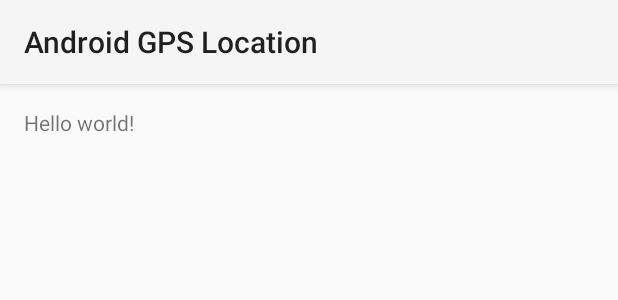
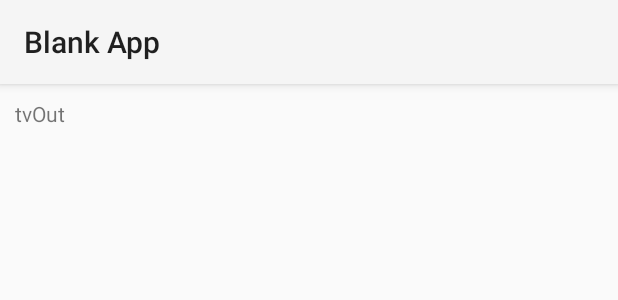
Before and after one commit to derekkier/AndroidReference, an Android app: the layout activity_main.xml on its own in the app's theme, with its tools: preview values and no code run, on a phone screen of 412 x 824 dp. Shown: the top 300 px of the screen. Run offline under Robolectric (Android 15) with nearby library versions, the phone set to English and light mode, and no system bars.

Commit message:
Added clean slate modifications

```diff
--- a/app/src/main/AndroidManifest.xml
+++ b/app/src/main/AndroidManifest.xml
@@ -1,10 +1,6 @@
 <?xml version="1.0" encoding="utf-8"?>
 <manifest xmlns:android="http://schemas.android.com/apk/res/android"
     package="com.derekkier.androidreference" >
-    <uses-permission android:name="android.permission.INTERNET" />
-    <uses-permission android:name="android.permission.ACCESS_NETWORK_STATE" />
-    <uses-permission android:name="android.permission.ACCESS_FINE_LOCATION" />
-    <uses-permission android:name="android.permission.ACCESS_WIFI_STATE" />
     <application
         android:allowBackup="true"
         android:icon="@mipmap/ic_launcher"
--- a/app/src/main/res/layout/activity_main.xml
+++ b/app/src/main/res/layout/activity_main.xml
@@ -1,11 +1,10 @@
-<RelativeLayout xmlns:android="http://schemas.android.com/apk/res/android"
-    xmlns:tools="http://schemas.android.com/tools" android:layout_width="match_parent"
-    android:layout_height="match_parent" android:paddingLeft="@dimen/activity_horizontal_margin"
-    android:paddingRight="@dimen/activity_horizontal_margin"
-    android:paddingTop="@dimen/activity_vertical_margin"
-    android:paddingBottom="@dimen/activity_vertical_margin" tools:context=".MainActivity">
+<LinearLayout xmlns:android="http://schemas.android.com/apk/res/android"
+    xmlns:tools="http://schemas.android.com/tools"
+    android:layout_width="match_parent"
+    android:layout_height="match_parent"
+    android:padding="10dp"
+    tools:context=".MainActivity">
 
-    <TextView android:text="@string/hello_world" android:layout_width="wrap_content"
+    <TextView android:text="@string/tvOut" android:layout_width="wrap_content"
         android:layout_height="wrap_content" />
-
-</RelativeLayout>
+</LinearLayout>
--- a/app/src/main/res/values/strings.xml
+++ b/app/src/main/res/values/strings.xml
@@ -1,8 +1,5 @@
 <resources>
     <string name="action_settings">Settings</string>
-    <string name="app_name">Android GPS Location</string>
-    <string name="hello_world">Hello world!</string>
-    <string name="onCreate_message">Hello there.</string>
-    <string name="onPause_message">See you later!</string>
-    <string name="onResume_message">Welcome back!</string>
+    <string name="app_name">Blank App</string>
+    <string name="tvOut">tvOut</string>
 </resources>
```
Also changed, not shown: app/src/main/java/com/derekkier/androidreference/MainActivity.java (+1 -64 lines).
